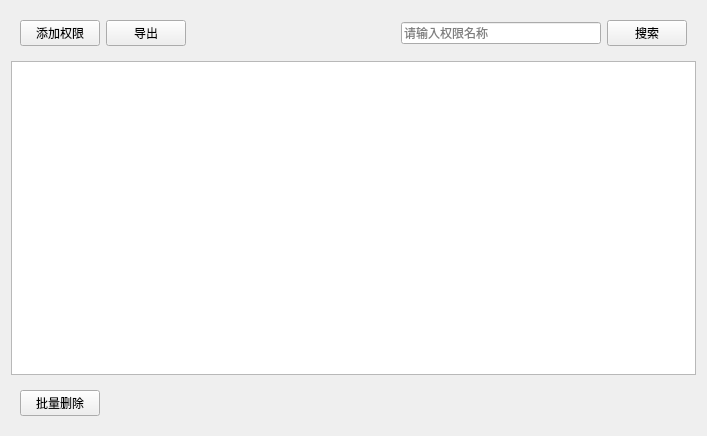
This is UserPrivilegeManger-Client/SubPage/PManagerPage.ui in rtomway/UserManagerSystem as Qt 5 draws it before an edit. The edited form follows.
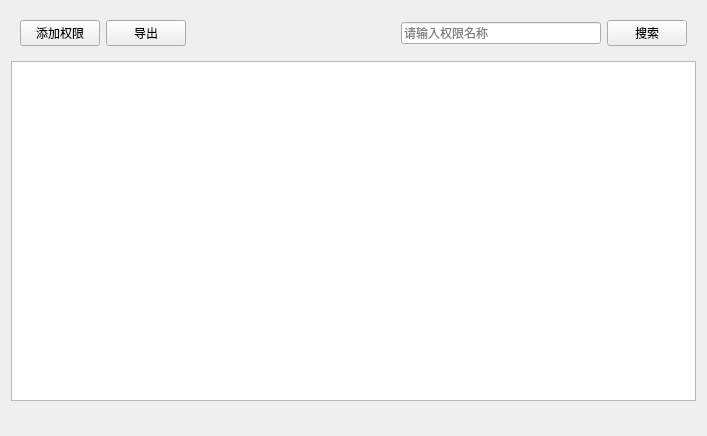
This is the edited form.

```diff
--- a/UserPrivilegeManger-Client/SubPage/PManagerPage.ui
+++ b/UserPrivilegeManger-Client/SubPage/PManagerPage.ui
@@ -78,28 +78,7 @@
    </item>
    <item>
     <widget class="QWidget" name="widget_2" native="true">
-     <layout class="QHBoxLayout" name="horizontalLayout_2">
-      <item>
-       <widget class="QPushButton" name="batchDeleteBtn">
-        <property name="text">
-         <string>批量删除</string>
-        </property>
-       </widget>
-      </item>
-      <item>
-       <spacer name="horizontalSpacer_2">
-        <property name="orientation">
-         <enum>Qt::Horizontal</enum>
-        </property>
-        <property name="sizeHint" stdset="0">
-         <size>
-          <width>425</width>
-          <height>20</height>
-         </size>
-        </property>
-       </spacer>
-      </item>
-     </layout>
+     <layout class="QHBoxLayout" name="horizontalLayout_2"/>
     </widget>
    </item>
   </layout>
```
